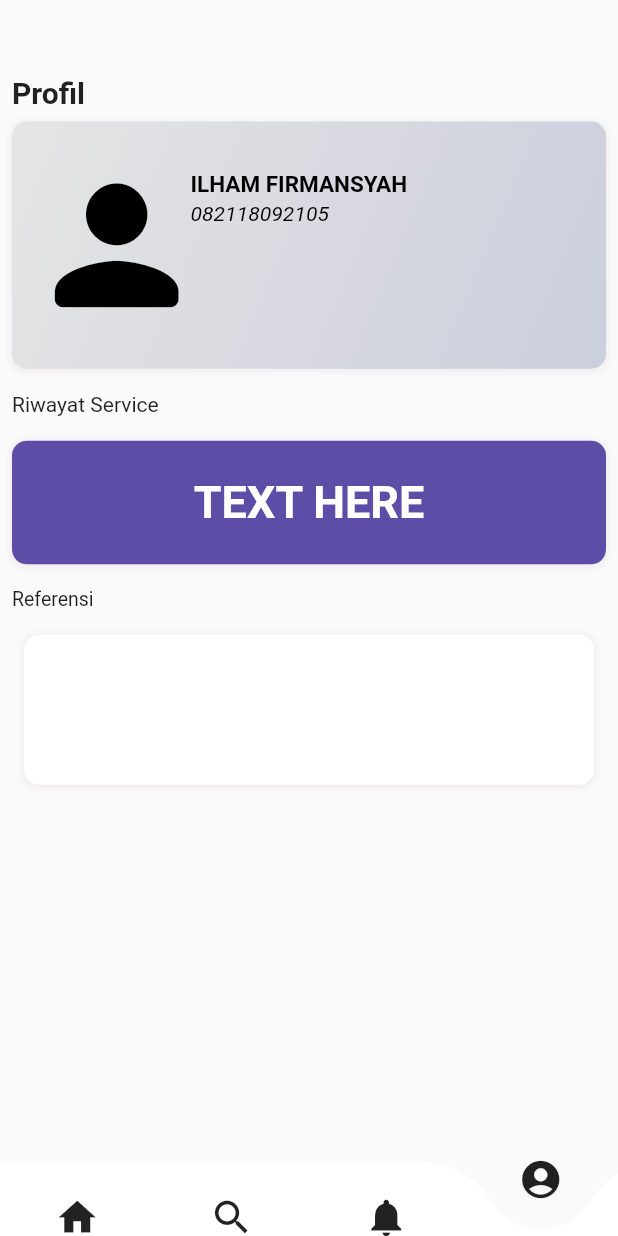
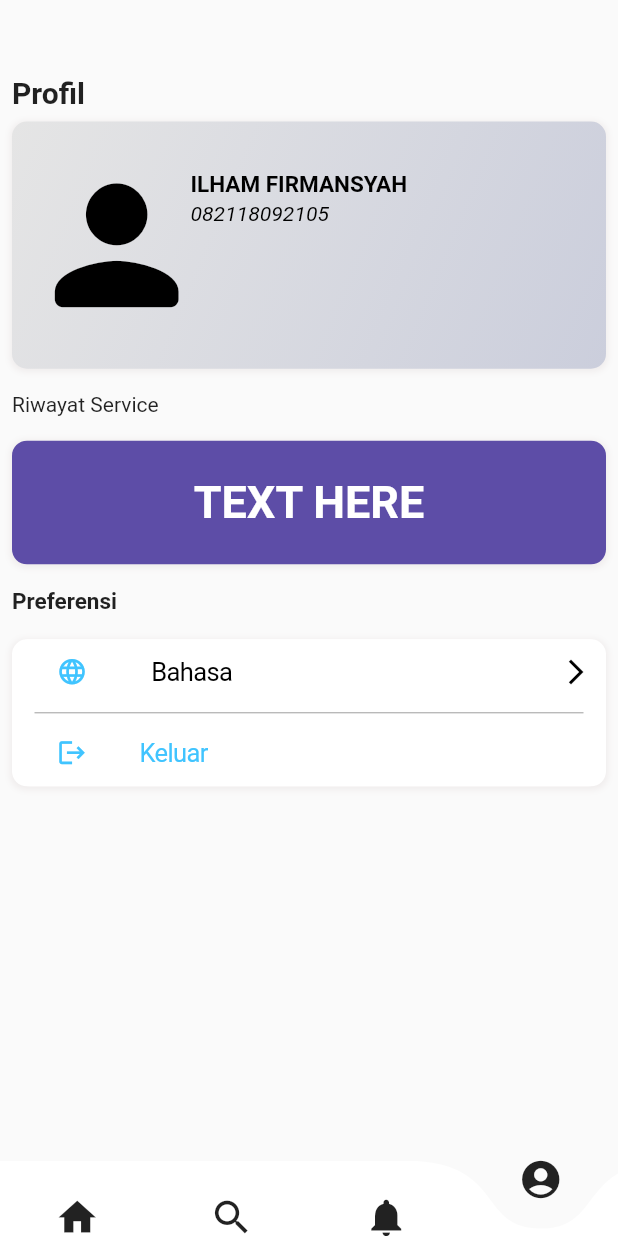
Before and after one commit to iyamif/AC-Service, a Flutter app: the Beranda screen opened directly, item 4 of the bottom bar chosen, on a phone screen of 412 x 824 dp. Run offline on Flutter 3.47's test engine with Material 2 defaults, Android fonts, the light colour scheme and no system bars; drawn by our look-alikes of curved_navigation_bar; our stand-ins replace carousel_slider, flutter_image_slideshow, google_fonts, shared_preferences; accounts and stored records are empty; network calls fail.

Commit message:
Update beranda.dart

```diff
--- a/lib/ui/beranda.dart
+++ b/lib/ui/beranda.dart
@@ -1253,31 +1253,105 @@ class FourPage extends StatelessWidget {
               child: Align(
                 alignment: Alignment.centerLeft,
                 child: Text(
-                  'Referensi',
-                  style: TextStyle(fontSize: 13),
+                  'Preferensi',
+                  style: TextStyle(fontSize: 15, fontWeight: FontWeight.bold),
                 ),
               ),
             ),
             Padding(
               padding: const EdgeInsets.all(8.0),
               child: Container(
-                width: 380,
-                height: 100,
+                  width: screenWidth,
+                  //     height: 100,
                   decoration: BoxDecoration(
                     borderRadius: BorderRadius.circular(10),
                     color: Colors.white,
                     boxShadow: const [
                       BoxShadow(
-                      color:
-                          Color.fromARGB(255, 240, 237, 237), // Warna bayangan
-                      offset: Offset(
-                          0, 1), // Perpindahan bayangan horizontal dan vertikal
+                        color: Color.fromARGB(
+                            255, 240, 237, 237), // Warna bayangan
+                        offset: Offset(0,
+                            1), // Perpindahan bayangan horizontal dan vertikal
                         blurRadius: 3, // Radius blur bayangan
                         spreadRadius: 1, // Sebaran bayangan
                       ),
                     ],
                   ),
+                  child: Column(
+                    children: [
+                      CupertinoButton(
+                        padding: EdgeInsets.all(10),
+                        color: Color.fromARGB(255, 255, 255, 255),
+                        onPressed: () {},
+                        child: Row(
+                          mainAxisAlignment: MainAxisAlignment.spaceBetween,
+                          children: [
+                            Container(
+                              width: 60,
+                              color: Colors.transparent,
+                              child: Icon(
+                                Icons.language_outlined,
+                                color: Colors.lightBlueAccent,
                               ),
+                            ),
+                            Container(
+                              width: 250,
+                              color: Colors.transparent,
+                              child: Text(
+                                'Bahasa',
+                                style: TextStyle(color: Colors.black),
+                              ),
+                            ),
+                            Icon(
+                              Icons.arrow_forward_ios,
+                              size: 20,
+                              color: Colors.black,
+                            ),
+                          ],
+                        ),
+                      ),
+                      Padding(
+                        padding: const EdgeInsets.only(right: 15, left: 15),
+                        child: Divider(
+                          height: 10,
+                          color: Colors.grey,
+                        ),
+                      ),
+                      CupertinoButton(
+                        padding: EdgeInsets.all(10),
+                        color: Color.fromARGB(255, 255, 255, 255),
+                        onPressed: () {},
+                        child: Row(
+                          mainAxisAlignment: MainAxisAlignment.start,
+                          children: [
+                            Container(
+                              width: 60,
+                              color: Colors.transparent,
+                              child: Icon(
+                                Icons.logout,
+                                color: Colors.lightBlueAccent,
+                              ),
+                            ),
+                            Container(
+                              width: 250,
+                              color: Colors.transparent,
+                              child: Text(
+                                '    Keluar',
+                                style: TextStyle(
+                                  color: Colors.lightBlueAccent,
+                                ),
+                              ),
+                            ),
+                            // Icon(
+                            //   Icons.arrow_forward_ios,
+                            //   size: 20,
+                            //   color: Colors.black,
+                            // ),
+                          ],
+                        ),
+                      ),
+                    ],
+                  )),
             ),
             Container()
           ]),
```
Lines whose indentation alone changed are shown as unchanged.
